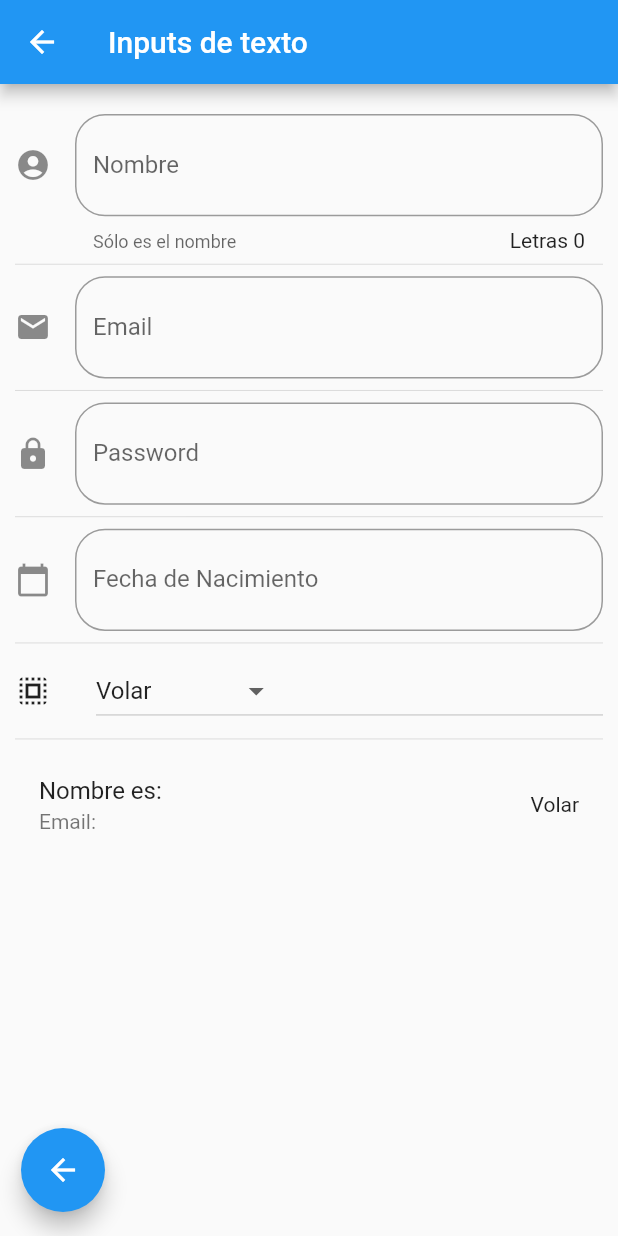
After one commit to bgarcia95/componentes, a Flutter app: the screen it shows after launch, after a tap on "Inputs", on a phone screen of 412 x 824 dp. The commit adds this screen. Run offline on Flutter 3.47's test engine with Material 2 defaults, Android fonts, the phone set to English and light mode, and no system bars; network calls fail.

Commit message:
finished  adding internazionalazing and dropdown menu

```diff
--- a/data/menu_opts.json
+++ b/data/menu_opts.json
@@ -20,6 +20,11 @@
             "ruta" : "animatedContainer",
             "icon" : "donut_large",
             "texto": "Animated Container"
+        },
+        {
+            "ruta" : "inputs",
+            "icon" : "input",
+            "texto": "Inputs"
         }
     ]
 }
--- a/lib/main.dart
+++ b/lib/main.dart
@@ -1,4 +1,5 @@
 import 'package:flutter/material.dart';
+import 'package:flutter_localizations/flutter_localizations.dart';
 
 import 'package:componentes/src/routes/routes.dart';
 
@@ -10,15 +11,17 @@ class MyApp extends StatelessWidget {
     return MaterialApp(
       debugShowCheckedModeBanner: false,
       title: 'Componentes App',
-      // home: HomePage(),
+      localizationsDelegates: [
+        GlobalMaterialLocalizations.delegate,
+        GlobalWidgetsLocalizations.delegate,
+        GlobalCupertinoLocalizations.delegate,
+      ],
+      supportedLocales: [
+        const Locale('en', 'US'), // English
+        const Locale('es', 'ES'), // Spanish //
+      ],
       initialRoute: '/',
       routes: getApplicationRoutes(),
-      // onGenerateRoute: (RouteSettings settings) {
-      //   // print('Ruta llamada: ${settings.name}');
-      //   return MaterialPageRoute(
-      //     builder: (BuildContext context) => AlertPage(),
-      //   );
-      // },
     );
   }
 }
--- /dev/null
+++ b/lib/src/pages/input_page.dart
@@ -0,0 +1,184 @@
+import 'package:componentes/src/UI/floating_button.dart';
+import 'package:flutter/material.dart';
+
+class InputPage extends StatefulWidget {
+  static const String id = 'inputs';
+  @override
+  _InputPageState createState() => _InputPageState();
+}
+
+class _InputPageState extends State<InputPage> {
+  String _nombre = '';
+  String _email = '';
+  String _fecha = '';
+
+  String _opcionSeleccionada = 'Volar';
+
+  List<String> _poderes = ['Volar', 'Rayos X', 'Super Aliento', 'Super Fuerza'];
+
+  TextEditingController _inputFieldDateController = new TextEditingController();
+
+  @override
+  Widget build(BuildContext context) {
+    return Scaffold(
+      appBar: AppBar(
+        title: Text('Inputs de texto'),
+      ),
+      floatingActionButton: floatingButton(context),
+      body: ListView(
+        padding: EdgeInsets.symmetric(horizontal: 10.0, vertical: 20.0),
+        children: <Widget>[
+          _crearInput(),
+          Divider(),
+          _crearEmail(),
+          Divider(),
+          _crearPassword(),
+          Divider(),
+          _crearFecha(context),
+          Divider(),
+          _crearDropdown(),
+          Divider(),
+          _crearPersona(),
+        ],
+      ),
+    );
+  }
+
+  Widget _crearInput() {
+    return TextField(
+      // autofocus: true,
+      textCapitalization: TextCapitalization.words,
+      decoration: InputDecoration(
+        border: OutlineInputBorder(
+          borderRadius: BorderRadius.circular(20.0),
+        ),
+        counter: Text('Letras ${_nombre.length}'),
+        hintText: 'Nombre de la persona',
+        labelText: 'Nombre',
+        helperText: 'Sólo es el nombre',
+        suffix: Icon(Icons.accessibility),
+        icon: Icon(Icons.account_circle),
+      ),
+      onChanged: (valor) {
+        setState(() {
+          _nombre = valor;
+        });
+        print(_nombre);
+      },
+    );
+  }
+
+  _crearPersona() {
+    return ListTile(
+      title: Text('Nombre es: $_nombre'),
+      subtitle: Text('Email: $_email'),
+      trailing: Text(_opcionSeleccionada),
+    );
+  }
+
+  Widget _crearEmail() {
+    return TextField(
+      keyboardType: TextInputType.emailAddress,
+      decoration: InputDecoration(
+        border: OutlineInputBorder(
+          borderRadius: BorderRadius.circular(20.0),
+        ),
+        hintText: 'Email de la persona',
+        labelText: 'Email',
+        suffix: Icon(Icons.alternate_email),
+        icon: Icon(Icons.email),
+      ),
+      onChanged: (valor) => setState(() {
+        _email = valor;
+      }),
+    );
+  }
+
+  Widget _crearPassword() {
+    return TextField(
+      obscureText: true,
+      decoration: InputDecoration(
+        border: OutlineInputBorder(
+          borderRadius: BorderRadius.circular(20.0),
+        ),
+        hintText: 'Password de la persona',
+        labelText: 'Password',
+        suffix: Icon(Icons.lock_open),
+        icon: Icon(Icons.lock),
+      ),
+      onChanged: (valor) => setState(() {
+        _email = valor;
+      }),
+    );
+  }
+
+  Widget _crearFecha(BuildContext context) {
+    return TextField(
+      controller: _inputFieldDateController,
+      enableInteractiveSelection: false,
+      decoration: InputDecoration(
+        border: OutlineInputBorder(
+          borderRadius: BorderRadius.circular(20.0),
+        ),
+        hintText: 'Fecha de Nacimiento',
+        labelText: 'Fecha de Nacimiento',
+        suffix: Icon(Icons.perm_contact_calendar),
+        icon: Icon(Icons.calendar_today),
+      ),
+      onTap: () {
+        // Eliminar Seleccion en este input
+        FocusScope.of(context).requestFocus(new FocusNode());
+        _selectDate(context);
+      },
+    );
+  }
+
+  _selectDate(BuildContext context) async {
+    DateTime picked = await showDatePicker(
+      context: context,
+      initialDate: new DateTime.now(),
+      firstDate: new DateTime(2018),
+      lastDate: new DateTime(2025),
+      locale: Locale('es', 'ES'),
+    );
+
+    if (picked != null) {
+      setState(() {
+        _fecha = picked.toString();
+        _inputFieldDateController.text = _fecha;
+      });
+    }
+  }
+
+  Widget _crearDropdown() {
+    return Row(
+      children: <Widget>[
+        Icon(Icons.select_all),
+        SizedBox(width: 30.0),
+        Expanded(
+          child: DropdownButton(
+            value: _opcionSeleccionada,
+            items: getOpcionesDropdown(),
+            onChanged: (opt) {
+              setState(() {
+                _opcionSeleccionada = opt;
+              });
+            },
+          ),
+        ),
+      ],
+    );
+  }
+
+  List<DropdownMenuItem<String>> getOpcionesDropdown() {
+    List<DropdownMenuItem<String>> lista = List();
+    _poderes.forEach((poder) {
+      lista.add(DropdownMenuItem(
+        child: Text(poder),
+        value: poder,
+      ));
+    });
+
+    return lista;
+  }
+}
--- a/lib/src/routes/routes.dart
+++ b/lib/src/routes/routes.dart
@@ -5,6 +5,7 @@ import 'package:componentes/src/pages/avatar_page.dart';
 import 'package:componentes/src/pages/home_page.dart';
 import 'package:componentes/src/pages/animated_container.dart';
 import 'package:componentes/src/pages/card_page.dart';
+import 'package:componentes/src/pages/input_page.dart';
 
 Map<String, WidgetBuilder> getApplicationRoutes() {
   return <String, WidgetBuilder>{
@@ -13,5 +14,6 @@ Map<String, WidgetBuilder> getApplicationRoutes() {
     AvatarPage.id: (BuildContext context) => AvatarPage(),
     CardPage.id: (BuildContext context) => CardPage(),
     AnimatedContainerPage.id: (BuildContext context) => AnimatedContainerPage(),
+    InputPage.id: (BuildContext context) => InputPage(),
   };
 }
--- a/lib/src/utils/icono_string_util.dart
+++ b/lib/src/utils/icono_string_util.dart
@@ -5,7 +5,8 @@ final _icons= <String, IconData> {
   'add_alert'  : Icons.add_alert,
   'accessibility'  : Icons.accessibility,
   'folder_open'  : Icons.folder_open,
-  'donut_large' : Icons.donut_large
+  'donut_large' : Icons.donut_large,
+  'input': Icons.input
 };
 
 // Function that returns an icon for our ListTile on home_page
--- a/pubspec.yaml
+++ b/pubspec.yaml
@@ -19,7 +19,8 @@ environment:
 dependencies:
   flutter:
     sdk: flutter
-
+  flutter_localizations:
+    sdk: flutter
   # The following adds the Cupertino Icons font to your application.
   # Use with the CupertinoIcons class for iOS style icons.
   cupertino_icons: ^0.1.2
```
Also changed, not shown: pubspec.lock.
